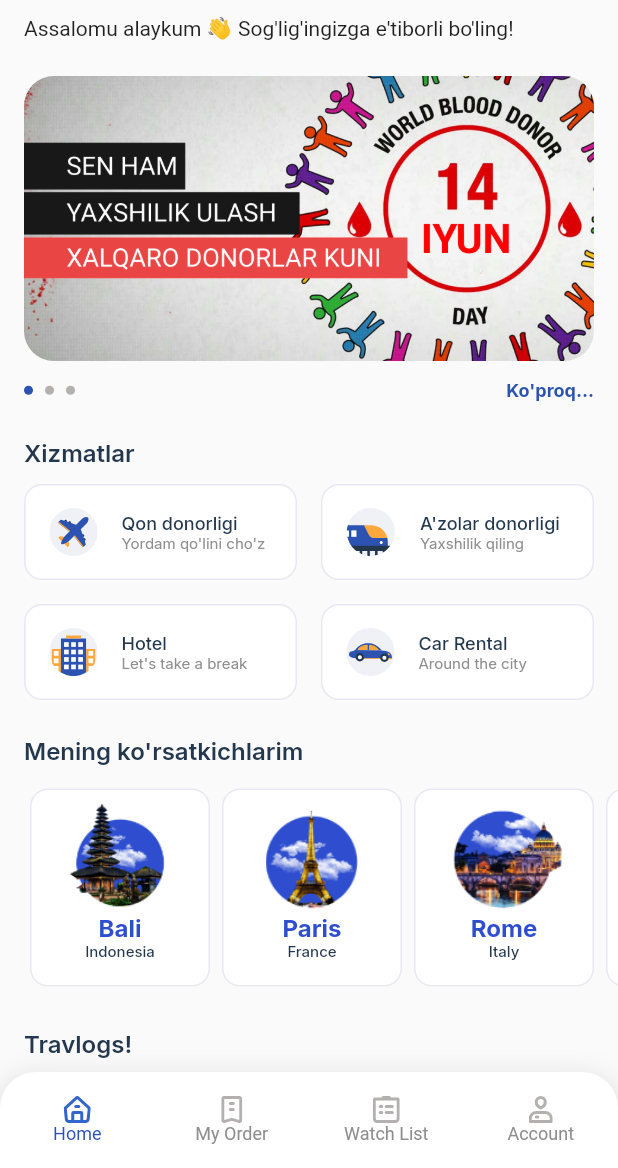
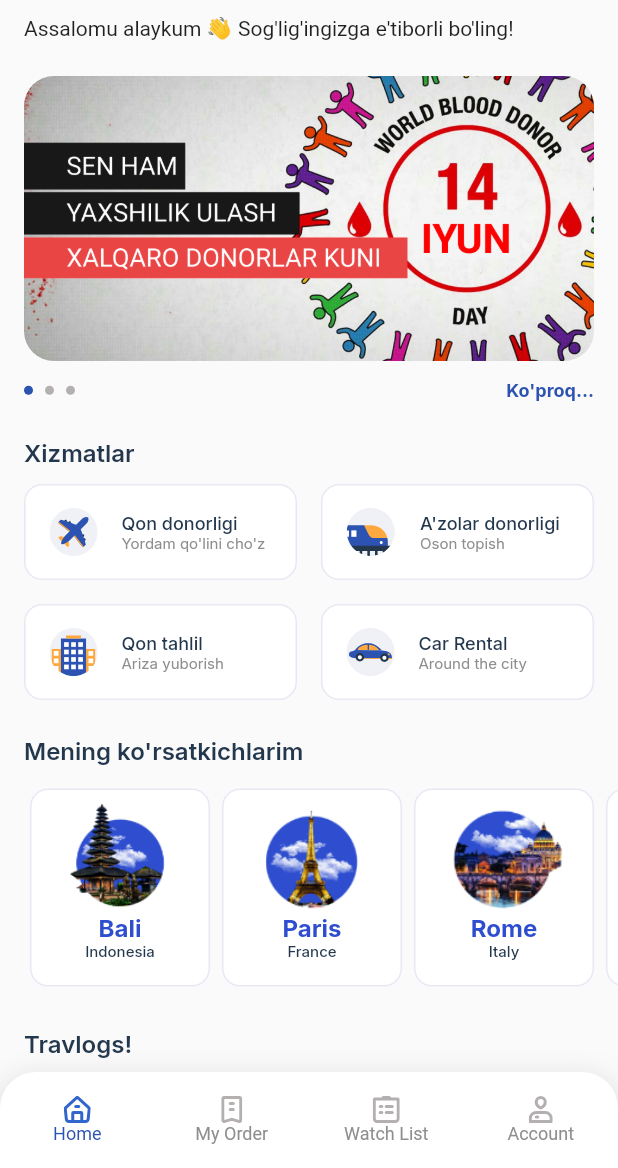
Before and after one commit to CreatorNSL/urban.tech.uz-WeMight, a Flutter app: the screen it shows after launch, on a phone screen of 412 x 824 dp, the part 68-1236 px from its top. Run offline on Flutter 3.47's test engine with Material 2 defaults, Android fonts, the phone set to English and light mode, and no system bars; our stand-ins replace flutter_svg, flutter_swiper, google_fonts, lottie.

Commit message:
Kontent qismlari kiritildi

```diff
--- a/lib/screens/home_screen.dart
+++ b/lib/screens/home_screen.dart
@@ -203,7 +203,7 @@ class _HomeScreenState extends State<HomeScreen> {
                                       style: mServiceTitleStyle,
                                     ),
                                     Text(
-                                      'Yaxshilik qiling',
+                                      'Oson topish',
                                       style: mServiceSubtitleStyle,
                                     )
                                   ],
@@ -243,11 +243,11 @@ class _HomeScreenState extends State<HomeScreen> {
                                   mainAxisAlignment: MainAxisAlignment.center,
                                   children: <Widget>[
                                     Text(
-                                      'Hotel',
+                                      'Qon tahlil',
                                       style: mServiceTitleStyle,
                                     ),
                                     Text(
-                                      'Let\'s take a break',
+                                      'Ariza yuborish',
                                       style: mServiceSubtitleStyle,
                                     )
                                   ],
```
